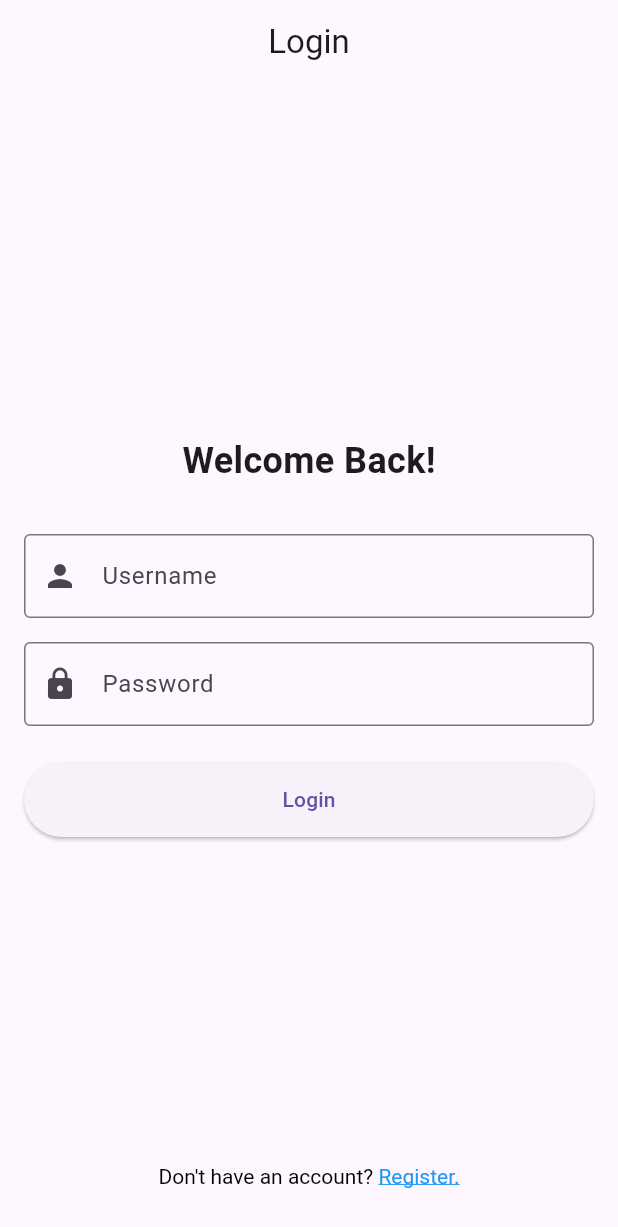
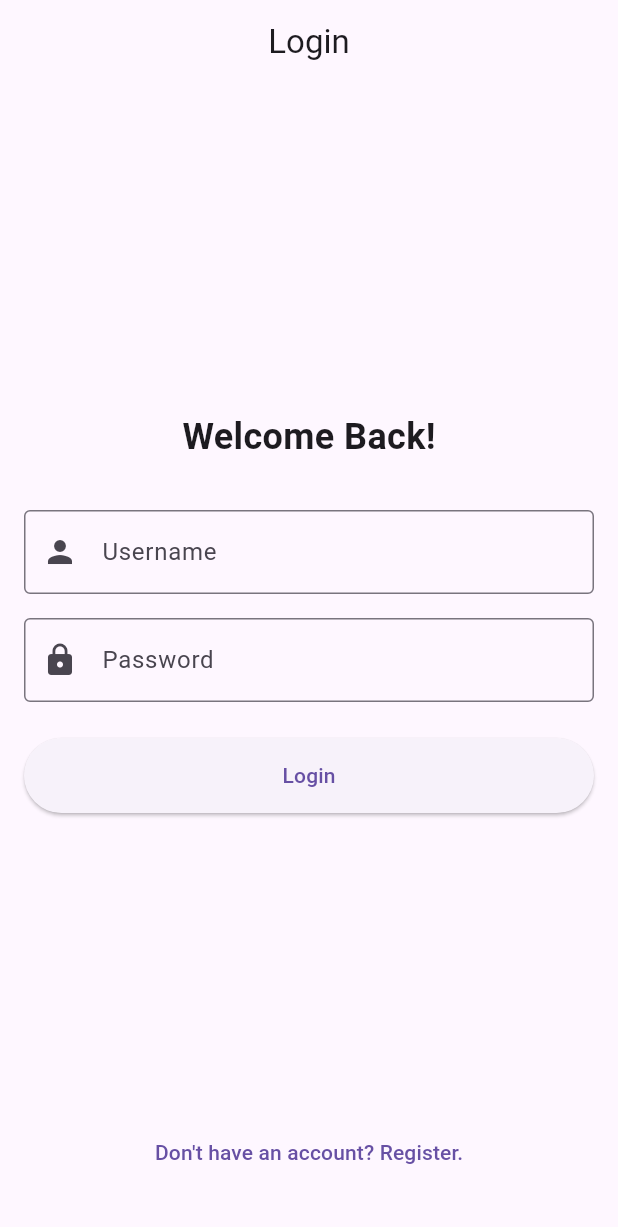
Before and after one commit to sethh99/Flutter, a Flutter app: the screen it shows after launch, on a phone screen of 412 x 824 dp. Shown: the top 1227 px of the screen. Run offline on Flutter 3.47's test engine with Material 3 defaults, Android fonts, the light colour scheme and no system bars.

Commit message:
change name

```diff
--- a/lib/main.dart
+++ b/lib/main.dart
@@ -1,8 +1,10 @@
 import 'package:flutter/material.dart';
 import 'package:w2pro/screen/login_screen.dart';
+import 'package:w2pro/screen/register_screen.dart';
+import 'package:w2pro/screen/home_screen.dart';
 
 void main() {
-  runApp(LoginApp());
+  runApp(const LoginApp());
 }
 
 class LoginApp extends StatelessWidget {
@@ -14,6 +16,11 @@ class LoginApp extends StatelessWidget {
       debugShowCheckedModeBanner: false,
       title: 'Login Screen',
       home: LoginScreen(),
+      routes: {
+        '/login': (context) => const LoginScreen(),
+        '/register': (context) => const RegisterScreen(),
+        // HomeScreen needs a parameter, so we won't define it here directly.
+      },
     );
   }
 }
--- a/lib/screen/login_screen.dart
+++ b/lib/screen/login_screen.dart
@@ -1,10 +1,12 @@
 import 'package:flutter/material.dart';
 import 'home_screen.dart';
 import 'register_screen.dart';
-import 'package:flutter/gestures.dart';
 
 class LoginScreen extends StatefulWidget {
-  const LoginScreen({super.key});
+  final String? registeredUsername;
+  final String? registeredPassword;
+
+  const LoginScreen({super.key, this.registeredUsername, this.registeredPassword});
 
   @override
   State<LoginScreen> createState() => _LoginScreenState();
@@ -15,83 +17,94 @@ class _LoginScreenState extends State<LoginScreen> {
   final TextEditingController _passwordController = TextEditingController();
 
   void _login() {
-    // Ignore input values, just route to HomeScreen with hardcoded username 'noy'
-    Navigator.pushReplacement(
-      context,
-      MaterialPageRoute(
-        builder: (context) => HomeScreen(username: 'noy'),
-      ),
-    );
+    final inputUsername = _usernameController.text.trim();
+    final inputPassword = _passwordController.text;
+
+    if (inputUsername.isEmpty || inputPassword.isEmpty) {
+      _showMessage('Please enter both username and password.');
+      return;
+    }
+
+    if (inputUsername == widget.registeredUsername && inputPassword == widget.registeredPassword) {
+      Navigator.pushReplacement(
+        context,
+        MaterialPageRoute(
+          builder: (context) => HomeScreen(username: inputUsername),
+        ),
+      );
+    } else {
+      _showMessage('Invalid username or password.');
+    }
   }
 
-  void _goToRegister() {
-    Navigator.push(
+  void _goToRegister() async {
+    final result = await Navigator.push(
       context,
-      MaterialPageRoute(builder: (context) => RegisterScreen()),
+      MaterialPageRoute(builder: (context) => const RegisterScreen()),
     );
+
+    if (result != null && mounted) {
+      final data = result as Map<String, String>;
+      Navigator.pushReplacement(
+        context,
+        MaterialPageRoute(
+          builder: (context) => LoginScreen(
+            registeredUsername: data['username'],
+            registeredPassword: data['password'],
+          ),
+        ),
+      );
+    }
+  }
+
+  void _showMessage(String message) {
+    ScaffoldMessenger.of(context).showSnackBar(SnackBar(content: Text(message)));
   }
 
   @override
   Widget build(BuildContext context) {
     return Scaffold(
-      appBar: AppBar(
-        title: Text('Login'),
-        centerTitle: true,
-      ),
+      appBar: AppBar(title: const Text('Login'), centerTitle: true),
       body: Padding(
-        padding: EdgeInsets.all(16.0),
+        padding: const EdgeInsets.all(16.0),
         child: Column(
           children: [
-            Spacer(),
-            Text(
+            const Spacer(),
+            const Text(
               'Welcome Back!',
               style: TextStyle(fontSize: 24, fontWeight: FontWeight.bold),
             ),
-            SizedBox(height: 32),
+            const SizedBox(height: 32),
             TextField(
               controller: _usernameController,
-              decoration: InputDecoration(
+              decoration: const InputDecoration(
                 labelText: 'Username',
                 prefixIcon: Icon(Icons.person),
                 border: OutlineInputBorder(),
               ),
             ),
-            SizedBox(height: 16),
+            const SizedBox(height: 16),
             TextField(
               controller: _passwordController,
               obscureText: true,
-              decoration: InputDecoration(
+              decoration: const InputDecoration(
                 labelText: 'Password',
                 prefixIcon: Icon(Icons.lock),
                 border: OutlineInputBorder(),
               ),
             ),
-            SizedBox(height: 24),
+            const SizedBox(height: 24),
             ElevatedButton(
               onPressed: _login,
-              child: Text('Login'),
-              style: ElevatedButton.styleFrom(
-                minimumSize: Size.fromHeight(50),
-              ),
+              child: const Text('Login'),
+              style: ElevatedButton.styleFrom(minimumSize: const Size.fromHeight(50)),
             ),
-            Spacer(),
-            RichText(
-              text: TextSpan(
-                text: "Don't have an account? ",
-                style: TextStyle(color: Colors.black),
-                children: [
-                  TextSpan(
-                    text: 'Register.',
-                    style: TextStyle(
-                      color: Colors.blue,
-                      decoration: TextDecoration.underline,
-                    ),
-                    recognizer: TapGestureRecognizer()..onTap = _goToRegister,
-                  ),
-                ],
-              ),
+            const Spacer(),
+            TextButton(
+              onPressed: _goToRegister,
+              child: const Text("Don't have an account? Register."),
             ),
-            SizedBox(height: 16),
+            const SizedBox(height: 16),
           ],
         ),
       ),
```
Also changed, not shown: lib/screen/home_screen.dart (+8 -3 lines), lib/screen/register_screen.dart (+17 -24 lines).
